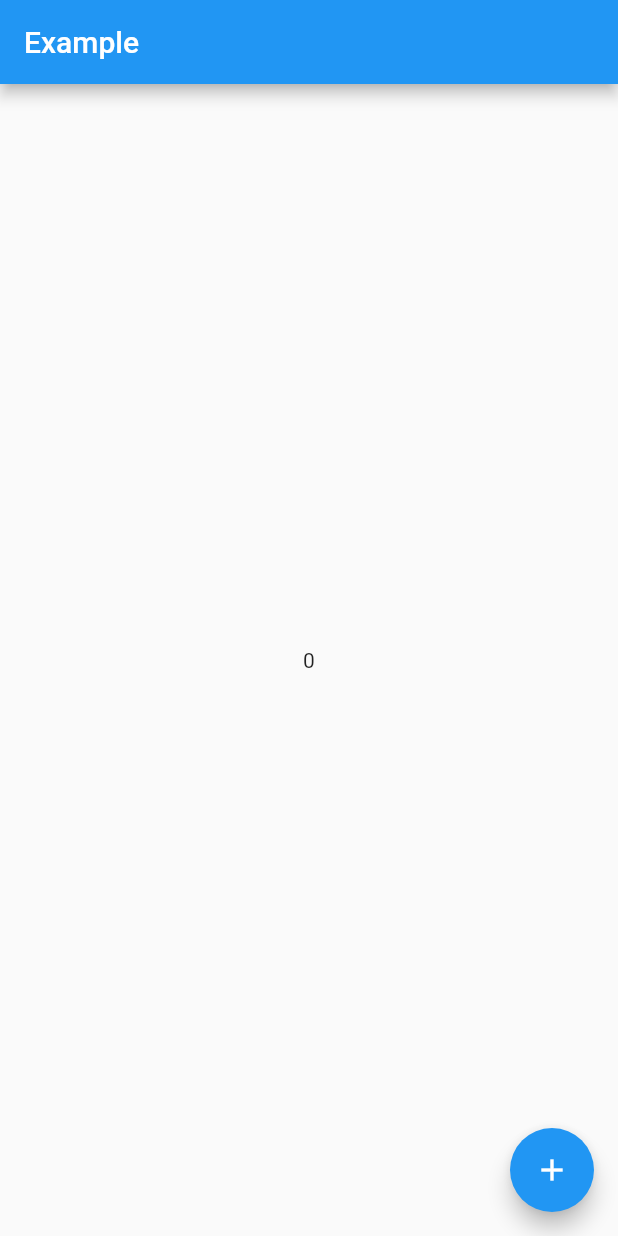
After one commit to kmachida12345/flutter_mvvm_practice, a Flutter app: the screen it shows after launch, after a tap on "using Riverpod", on a phone screen of 412 x 824 dp. The commit adds this screen. Run offline on Flutter 3.47's test engine with Material 2 defaults, Android fonts, the phone set to English and light mode, and no system bars; our stand-ins replace flutter_riverpod.

Commit message:
Riverpodでのカウンターを実装

```diff
--- /dev/null
+++ b/lib/RiverpodPractice.dart
@@ -0,0 +1,46 @@
+import 'package:flutter/material.dart';
+import 'package:flutter_riverpod/flutter_riverpod.dart';
+
+// We create a "provider", which will store a value (here "Hello world").
+// By using a provider, this allows us to mock/override the value exposed.
+final counterProvider = ChangeNotifierProvider((ref) => _RiverpodPracticeCounter());
+
+// Extend ConsumerWidget instead of StatelessWidget, which is exposed by Riverpod
+class RiverpodPractice extends ConsumerWidget {
+  @override
+  Widget build(BuildContext context, ScopedReader watch) {
+
+    return MaterialApp(
+      home: Scaffold(
+        appBar: AppBar(title: Text('Example')),
+        body: Center(
+          child: Text('${watch(counterProvider).counter}'),
+        ),
+        floatingActionButton: _RiverpodPracticePageFab(),
+      ),
+    );
+  }
+}
+
+class _RiverpodPracticePageFab extends StatelessWidget {
+  @override
+  Widget build(BuildContext context) {
+    return FloatingActionButton(
+      onPressed:() {
+        context.read(counterProvider).incrementCounter();
+      },
+      tooltip: 'Increment',
+      child: Icon(Icons.add),
+    );
+  }
+}
+
+class _RiverpodPracticeCounter extends ChangeNotifier {
+  int _counter = 0;
+  int get counter => _counter;
+
+  void incrementCounter() {
+    this._counter++;
+    notifyListeners();
+  }
+}
--- a/lib/main.dart
+++ b/lib/main.dart
@@ -1,10 +1,15 @@
 import 'package:flutter/material.dart';
 import 'package:flutter/widgets.dart';
+import 'package:flutter_riverpod/all.dart';
 import 'package:provider/provider.dart';
-import 'package:todoapp/HomeViewModel.dart';
+
+import 'ProviderPractice.dart';
+import 'RiverpodPractice.dart';
 
 void main() {
-  runApp(MyApp());
+  runApp(
+    ProviderScope(child: MyApp())
+  );
 }
 
 class MyApp extends StatelessWidget {
@@ -14,13 +19,15 @@ class MyApp extends StatelessWidget {
       home: HomePage(),
       routes: <String, WidgetBuilder>{
         '/home': (BuildContext context) => new HomePage(),
-        '/subpage': (BuildContext context) => new ProviderPractice()
+        '/provider': (BuildContext context) => new ProviderPractice(),
+        '/riverpod': (BuildContext context) => new RiverpodPractice()
       },
     );
   }
 }
 
 class HomePage extends StatelessWidget {
+
   @override
   Widget build(BuildContext context) {
     return Scaffold(
@@ -33,7 +40,7 @@ class HomePage extends StatelessWidget {
               color: Colors.orange,
               textColor: Colors.white,
               onPressed: () {
-                Navigator.of(context).pushNamed('/subpage');
+                Navigator.of(context).pushNamed('/provider');
               },
             ),
             RaisedButton(
@@ -41,7 +48,7 @@ class HomePage extends StatelessWidget {
               color: Colors.orange,
               textColor: Colors.white,
               onPressed: () {
-                Navigator.of(context).pushNamed('/subpage');
+                Navigator.of(context).pushNamed('/riverpod');
               },
             ),
           ],
@@ -50,90 +57,3 @@ class HomePage extends StatelessWidget {
     );
   }
 }
-
-class ProviderPractice extends StatelessWidget {
-  ProviderPractice({Key key, this.title}) : super(key: key);
-
-  // This widget is the home page of your application. It is stateful, meaning
-  // that it has a State object (defined below) that contains fields that affect
-  // how it looks.
-
-  // This class is the configuration for the state. It holds the values (in this
-  // case the title) provided by the parent (in this case the App widget) and
-  // used by the build method of the State. Fields in a Widget subclass are
-  // always marked "final".
-
-  final String title;
-
-  @override
-  Widget build(BuildContext context) {
-    return MultiProvider(
-      providers: [ChangeNotifierProvider(create: (_) => HomeViewModel())],
-      child: Scaffold(
-        appBar: AppBar(
-          // Here we take the value from the MyHomePage object that was created by
-          // the App.build method, and use it to set our appbar title.
-          title: Text('dfjaksdf'),
-        ),
-        body: MyHomeBody(),
-        floatingActionButton: _HomePageFloatingActionButton(),
-      ),
-    );
-  }
-}
-
-class MyHomeBody extends StatelessWidget {
-  @override
-  Widget build(BuildContext context) {
-    // This method is rerun every time setState is called, for instance as done
-    // by the _incrementCounter method above.
-    //
-    // The Flutter framework has been optimized to make rerunning build methods
-    // fast, so that you can just rebuild anything that needs updating rather
-    // than having to individually change instances of widgets.
-    return Scaffold(
-      body: Center(
-        // Center is a layout widget. It takes a single child and positions it
-        // in the middle of the parent.
-        child: Column(
-          // Column is also a layout widget. It takes a list of children and
-          // arranges them vertically. By default, it sizes itself to fit its
-          // children horizontally, and tries to be as tall as its parent.
-          //
-          // Invoke "debug painting" (press "p" in the console, choose the
-          // "Toggle Debug Paint" action from the Flutter Inspector in Android
-          // Studio, or the "Toggle Debug Paint" command in Visual Studio Code)
-          // to see the wireframe for each widget.
-          //
-          // Column has various properties to control how it sizes itself and
-          // how it positions its children. Here we use mainAxisAlignment to
-          // center the children vertically; the main axis here is the vertical
-          // axis because Columns are vertical (the cross axis would be
-          // horizontal).
-          mainAxisAlignment: MainAxisAlignment.center,
-          children: <Widget>[
-            Text(
-              'You have pushed the button this many times:',
-            ),
-            Text(
-              Provider.of<HomeViewModel>(context).counter.toString(),
-              style: Theme.of(context).textTheme.headline4,
-            ),
-          ],
-        ),
-      ),
-    );
-  }
-}
-
-class _HomePageFloatingActionButton extends StatelessWidget {
-  @override
-  Widget build(BuildContext context) {
-    return FloatingActionButton(
-      onPressed:
-          Provider.of<HomeViewModel>(context, listen: false).incrementCounter,
-      tooltip: 'Increment',
-      child: Icon(Icons.add),
-    );
-  }
-}
--- a/pubspec.yaml
+++ b/pubspec.yaml
@@ -24,7 +24,7 @@ dependencies:
   flutter:
     sdk: flutter
   provider: ^4.3.2+3
-
+  flutter_riverpod: ^0.12.1
 
   # The following adds the Cupertino Icons font to your application.
   # Use with the CupertinoIcons class for iOS style icons.
```
Also changed, not shown: lib/HomeViewModel.dart (deleted, +0 -11 lines), lib/ProviderPractice.dart (added, +101 -0 lines), pubspec.lock.
